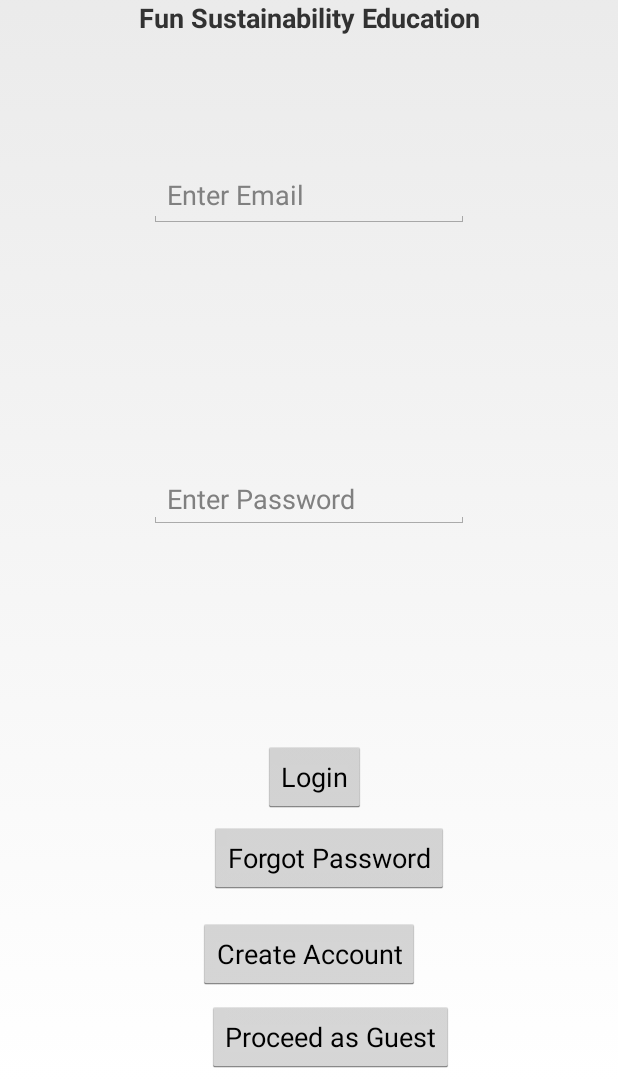
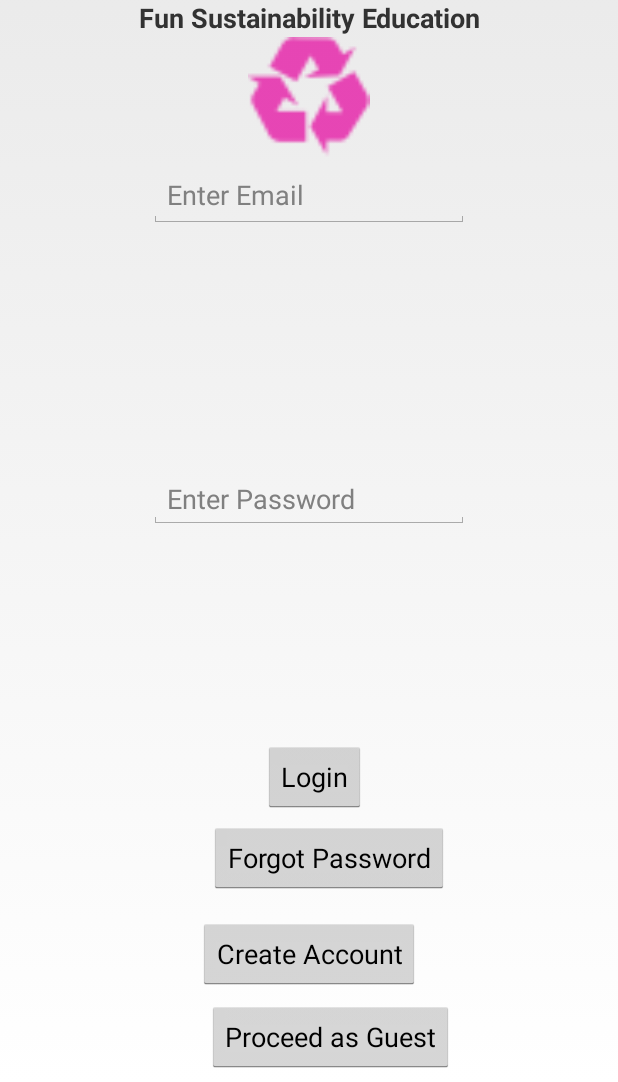
Before and after one commit to dwgarrett2013/trashtrivia, an Android app: the screen it shows after launch (MainActivity), on a phone screen of 412 x 824 dp, the part 154-1236 px from its top. Run offline under Robolectric (Android 15) with nearby library versions, the phone set to English and light mode, and no system bars; our stand-ins replace Firebase (no records; nobody signed in at launch, a user with empty details on screens opened directly).

Commit message:
Adding recycling image.  Still need to format all titles the same ay.

```diff
--- a/app/src/main/java/com/example/david/trashtrivia/MainActivity.java
+++ b/app/src/main/java/com/example/david/trashtrivia/MainActivity.java
@@ -1,6 +1,8 @@
 /*
 Team Members: Rang Jin, Babatunji Olotu, David Garrett, Matt Chatiwat Lerdvongveerachai, and Abhi Dua
 Group 9-Coffee Coffee Coffee
+
+Citation Notes: https://www.recycling.com/wp-content/uploads/2016/06/recycling-symbol-icon-outline-solid-magenta.png
  */
 
 package com.example.david.trashtrivia;
--- a/app/src/main/res/layout/activity_main.xml
+++ b/app/src/main/res/layout/activity_main.xml
@@ -116,4 +116,13 @@
         android:layout_alignParentLeft="true"
         android:layout_marginLeft="0dp" />
 
+    <ImageView
+        android:id="@+id/imageView2"
+        android:layout_width="98dp"
+        android:layout_height="81dp"
+        android:layout_alignParentTop="true"
+        android:layout_centerHorizontal="true"
+        android:layout_marginTop="79dp"
+        android:src="@drawable/red_recycling_image" />
+
 </RelativeLayout>
```
Also changed, not shown: app/src/main/res/drawable-hdpi/red_recycling_image.png (added), app/src/main/res/drawable-mdpi/red_recycling_image.png (added), app/src/main/res/drawable-xhdpi/red_recycling_image.png (added), app/src/main/res/drawable-xxhdpi/red_recycling_image.png (added), app/src/main/res/drawable-xxxhdpi/red_recycling_image.png (added).
